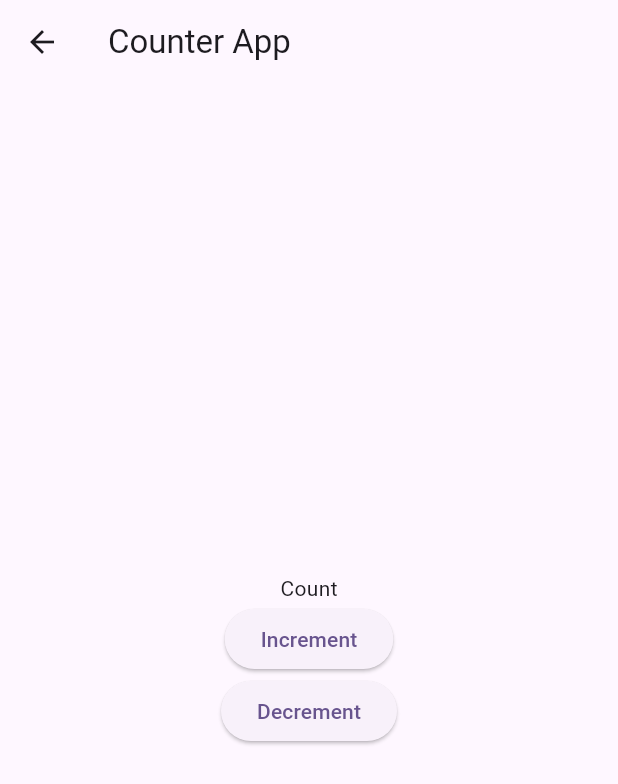
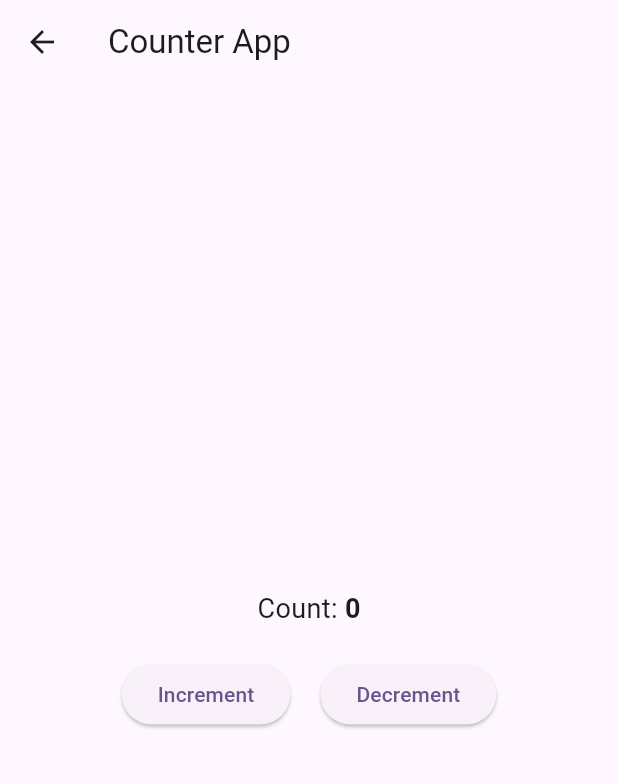
Before and after one commit to tonujewel/Riverpod-Example, a Flutter app: the screen it shows after launch, after a tap on "Counter", on a phone screen of 412 x 824 dp. Shown: the top 784 px of the screen. Run offline on Flutter 3.47's test engine with Material 3 defaults, Android fonts, the phone set to English and light mode, and no system bars; our stand-ins replace dio, flutter_riverpod; network calls fail.

Commit message:
[Add] counter app and get api call

```diff
--- a/lib/core/constant/app_constant.dart
+++ b/lib/core/constant/app_constant.dart
@@ -1,7 +1,8 @@
 import 'package:riverpod_example/core/model/home_model.dart';
 
 class AppConstant {
- static List<HomeModel> homeList = [
-    HomeModel(title: "Counter", imgPath: 'assets/images/count.png'),
+  static List<HomeModel> homeList = [
+    HomeModel(id: 1, title: "Counter", imgPath: 'assets/images/count.png'),
+    HomeModel(id: 2, title: "Get Api call", imgPath: 'assets/images/count.png'),
   ];
 }
--- a/lib/core/model/home_model.dart
+++ b/lib/core/model/home_model.dart
@@ -1,6 +1,7 @@
 class HomeModel {
+  final int id;
   final String title;
   final String imgPath;
 
-  HomeModel({required this.title, required this.imgPath});
+  HomeModel({required this.title, required this.imgPath, required this.id});
 }
--- /dev/null
+++ b/lib/core/service/api_services.dart
@@ -0,0 +1,3 @@
+class ApiServices {
+
+}
--- a/lib/feature/counter/counter_screen.dart
+++ /dev/null
@@ -1,24 +0,0 @@
-import 'package:flutter/material.dart';
-
-class CounterScreen extends StatelessWidget {
-  const CounterScreen({super.key});
-
-  @override
-  Widget build(BuildContext context) {
-    return Scaffold(
-      appBar: AppBar(
-        title: const Text("Counter App"),
-      ),
-      body: Column(
-        mainAxisAlignment: MainAxisAlignment.center,
-        crossAxisAlignment: CrossAxisAlignment.center,
-        children: [
-          const SizedBox(width: double.infinity),
-          const Text("Count"),
-          ElevatedButton(onPressed: () {}, child: const Text("Increment")),
-          ElevatedButton(onPressed: () {}, child: const Text("Decrement")),
-        ],
-      ),
-    );
-  }
-}
--- /dev/null
+++ b/lib/feature/counter/provider/counter_provider.dart
@@ -0,0 +1,3 @@
+import 'package:flutter_riverpod/flutter_riverpod.dart';
+
+final counterProvider = StateProvider<int>((ref) => 0);
--- /dev/null
+++ b/lib/feature/counter/screen/counter_screen.dart
@@ -0,0 +1,51 @@
+import 'package:flutter/material.dart';
+import 'package:flutter_riverpod/flutter_riverpod.dart';
+import 'package:riverpod_example/feature/counter/provider/counter_provider.dart';
+
+class CounterScreen extends ConsumerWidget {
+  const CounterScreen({super.key});
+
+  @override
+  Widget build(BuildContext context, WidgetRef ref) {
+    return Scaffold(
+      appBar: AppBar(
+        title: const Text("Counter App"),
+      ),
+      body: Column(
+        mainAxisAlignment: MainAxisAlignment.center,
+        crossAxisAlignment: CrossAxisAlignment.center,
+        children: [
+          const SizedBox(width: double.infinity),
+          Row(
+            mainAxisAlignment: MainAxisAlignment.center,
+            children: [
+              const Text(
+                "Count: ",
+                style: TextStyle(fontSize: 18),
+              ),
+              Text(
+                "${ref.watch(counterProvider)}",
+                style: const TextStyle(fontSize: 18, fontWeight: FontWeight.bold),
+              ),
+            ],
+          ),
+          const SizedBox(height: 20),
+          Row(
+            mainAxisAlignment: MainAxisAlignment.center,
+            children: [
+              ElevatedButton(
+                onPressed: () => ref.read(counterProvider.notifier).state++,
+                child: const Text("Increment"),
+              ),
+              const SizedBox(width: 20),
+              ElevatedButton(
+                onPressed: () => ref.read(counterProvider.notifier).state--,
+                child: const Text("Decrement"),
+              ),
+            ],
+          ),
+        ],
+      ),
+    );
+  }
+}
--- a/lib/feature/home/homse_screen.dart
+++ b/lib/feature/home/homse_screen.dart
@@ -2,7 +2,8 @@ import 'package:flutter/material.dart';
 import 'package:riverpod_example/core/constant/app_constant.dart';
 import 'package:riverpod_example/core/model/home_model.dart';
 import 'package:riverpod_example/core/widgets/primary_container.dart';
-import 'package:riverpod_example/feature/counter/counter_screen.dart';
+import 'package:riverpod_example/feature/counter/screen/counter_screen.dart';
+import 'package:riverpod_example/feature/user_list/screen/users_screen.dart';
 
 class HomeScreen extends StatelessWidget {
   const HomeScreen({super.key});
@@ -20,7 +21,12 @@ class HomeScreen extends StatelessWidget {
           return HomeItemWidget(
             data: AppConstant.homeList[index],
             onTap: () {
-              Navigator.push(context, MaterialPageRoute(builder: (context) => const CounterScreen()));
+              if (AppConstant.homeList[index].id == 1) {
+                Navigator.push(context, MaterialPageRoute(builder: (context) => const CounterScreen()));
+              }
+              if (AppConstant.homeList[index].id == 2) {
+                Navigator.push(context, MaterialPageRoute(builder: (context) => const UsersScreen()));
+              }
             },
           );
         },
--- a/pubspec.yaml
+++ b/pubspec.yaml
@@ -36,6 +36,7 @@ dependencies:
   # Use with the CupertinoIcons class for iOS style icons.
   cupertino_icons: ^1.0.2
   flutter_riverpod: ^2.5.1
+  dio: ^5.4.3+1
 
 dev_dependencies:
   flutter_test:
```
Also changed, not shown: lib/core/network/dio_client.dart (added, +171 -0 lines), lib/core/service/user/user_service.dart (added, +24 -0 lines), lib/feature/user_list/model/user_response.dart (added, +97 -0 lines), lib/feature/user_list/provider/user_data_provider.dart (added, +7 -0 lines), lib/feature/user_list/screen/users_screen.dart (added, +56 -0 lines), pubspec.lock, 1 other file.
